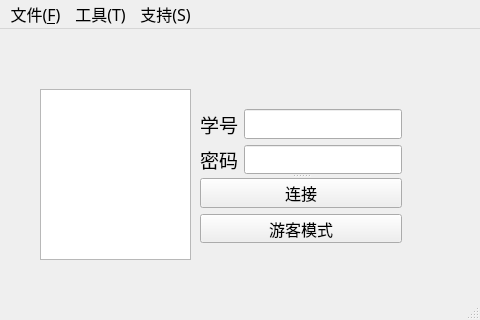
Above: gui/login.ui from shacoli/desktop-uestc before the change. Below: the same form after it.
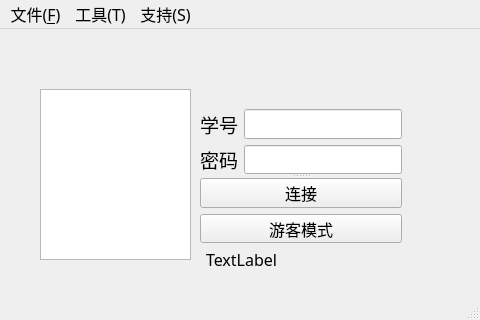
That is the form after the change.

Commit message: 完善了login流程 但还有一个BUG需要修复

The edit to the form file:
```diff
--- a/gui/login.ui
+++ b/gui/login.ui
@@ -111,6 +111,19 @@
      </layout>
     </widget>
    </widget>
+   <widget class="QLabel" name="error_label">
+    <property name="geometry">
+     <rect>
+      <x>206</x>
+      <y>220</y>
+      <width>191</width>
+      <height>20</height>
+     </rect>
+    </property>
+    <property name="text">
+     <string>TextLabel</string>
+    </property>
+   </widget>
    <zorder>splitter</zorder>
    <zorder>graphicsView</zorder>
   </widget>
```
Left out of the diff: 3 changed lines with no effect on the pictures. The commit also changes 27 other files.
